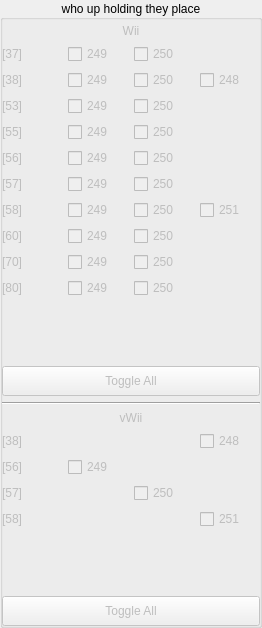
korbosoft/modmiiDownloader, file D2xCheckGrid.ui: the form before one commit.
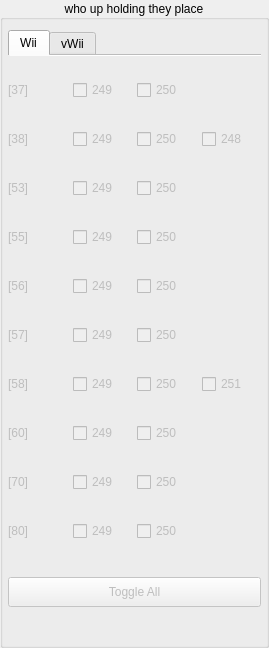
The form after the commit. Custom widgets are drawn as their Qt base class.

Commit message: rewrote ui to be more dependent on layouts, should fix scaling issues

Patch:
```diff
--- a/D2xCheckGrid.ui
+++ b/D2xCheckGrid.ui
@@ -7,8 +7,8 @@
    <rect>
     <x>0</x>
     <y>0</y>
-    <width>262</width>
-    <height>628</height>
+    <width>269</width>
+    <height>648</height>
    </rect>
   </property>
   <property name="title">
@@ -17,38 +17,69 @@
   <property name="alignment">
    <set>Qt::AlignmentFlag::AlignCenter</set>
   </property>
-  <widget class="QWidget" name="verticalLayoutWidget">
-   <property name="geometry">
-    <rect>
-     <x>0</x>
-     <y>0</y>
-     <width>262</width>
-     <height>628</height>
-    </rect>
+  <layout class="QGridLayout" name="gridLayout">
+   <property name="leftMargin">
+    <number>5</number>
    </property>
+   <property name="topMargin">
+    <number>10</number>
+   </property>
+   <property name="rightMargin">
+    <number>5</number>
+   </property>
+   <property name="bottomMargin">
+    <number>5</number>
+   </property>
+   <property name="spacing">
+    <number>5</number>
+   </property>
+   <item row="0" column="0">
    <layout class="QVBoxLayout" name="layout">
-    <property name="sizeConstraint">
-     <enum>QLayout::SizeConstraint::SetMaximumSize</enum>
+     <property name="spacing">
+      <number>0</number>
     </property>
     <property name="leftMargin">
-     <number>2</number>
+      <number>0</number>
     </property>
     <property name="topMargin">
-     <number>24</number>
+      <number>0</number>
     </property>
     <property name="rightMargin">
-     <number>2</number>
+      <number>0</number>
     </property>
     <property name="bottomMargin">
-     <number>2</number>
+      <number>0</number>
     </property>
     <item>
-     <layout class="QGridLayout" name="grid">
-      <property name="sizeConstraint">
-       <enum>QLayout::SizeConstraint::SetNoConstraint</enum>
-      </property>
-      <item row="17" column="2" colspan="2">
-       <widget class="QCheckBox" name="c250_57_d2x_vWii">
+      <widget class="CustomTabWidget" name="tabWidget">
+       <property name="currentIndex">
+        <number>0</number>
+       </property>
+       <property name="documentMode">
+        <bool>true</bool>
+       </property>
+       <widget class="QWidget" name="wii">
+        <attribute name="title">
+         <string>Wii</string>
+        </attribute>
+        <layout class="QGridLayout" name="wiiGrid">
+         <property name="leftMargin">
+          <number>0</number>
+         </property>
+         <property name="topMargin">
+          <number>0</number>
+         </property>
+         <property name="rightMargin">
+          <number>0</number>
+         </property>
+         <property name="bottomMargin">
+          <number>0</number>
+         </property>
+         <property name="spacing">
+          <number>5</number>
+         </property>
+         <item row="3" column="2" colspan="2">
+          <widget class="QCheckBox" name="c250_55_d2x">
         <property name="enabled">
          <bool>false</bool>
         </property>
@@ -57,23 +88,17 @@
         </property>
        </widget>
       </item>
-      <item row="20" column="0" colspan="4">
-       <widget class="QPushButton" name="vWiiToggle">
-        <property name="enabled">
-         <bool>false</bool>
-        </property>
-        <property name="minimumSize">
-         <size>
-          <width>0</width>
-          <height>30</height>
-         </size>
-        </property>
-        <property name="text">
-         <string>Toggle All</string>
-        </property>
-       </widget>
-      </item>
       <item row="6" column="0">
+          <widget class="QLabel" name="b58">
+           <property name="enabled">
+            <bool>false</bool>
+           </property>
+           <property name="text">
+            <string>[58]</string>
+           </property>
+          </widget>
+         </item>
+         <item row="5" column="0">
        <widget class="QLabel" name="b57">
         <property name="enabled">
          <bool>false</bool>
@@ -83,7 +108,62 @@
         </property>
        </widget>
       </item>
-      <item row="10" column="0">
+         <item row="0" column="1">
+          <widget class="QCheckBox" name="c249_37_d2x">
+           <property name="enabled">
+            <bool>false</bool>
+           </property>
+           <property name="text">
+            <string>249</string>
+           </property>
+          </widget>
+         </item>
+         <item row="3" column="1">
+          <widget class="QCheckBox" name="c249_55_d2x">
+           <property name="enabled">
+            <bool>false</bool>
+           </property>
+           <property name="text">
+            <string>249</string>
+           </property>
+          </widget>
+         </item>
+         <item row="4" column="1">
+          <widget class="QCheckBox" name="c249_56_d2x">
+           <property name="enabled">
+            <bool>false</bool>
+           </property>
+           <property name="toolTip">
+            <string>Recommended cIOS for slot 249, d2x base 56 or 57 work with the vast majority of games.</string>
+           </property>
+           <property name="text">
+            <string>249</string>
+           </property>
+          </widget>
+         </item>
+         <item row="11" column="0" colspan="4">
+          <widget class="QPushButton" name="wiiToggle">
+           <property name="enabled">
+            <bool>false</bool>
+           </property>
+           <property name="minimumSize">
+            <size>
+             <width>0</width>
+             <height>30</height>
+            </size>
+           </property>
+           <property name="maximumSize">
+            <size>
+             <width>16777215</width>
+             <height>30</height>
+            </size>
+           </property>
+           <property name="text">
+            <string>Toggle All</string>
+           </property>
+          </widget>
+         </item>
+         <item row="9" column="0">
        <widget class="QLabel" name="b80">
         <property name="enabled">
          <bool>false</bool>
@@ -93,28 +173,8 @@
         </property>
        </widget>
       </item>
-      <item row="1" column="1">
-       <widget class="QCheckBox" name="c249_37_d2x">
-        <property name="enabled">
-         <bool>false</bool>
-        </property>
-        <property name="text">
-         <string>249</string>
-        </property>
-       </widget>
-      </item>
-      <item row="1" column="0">
-       <widget class="QLabel" name="b37">
-        <property name="enabled">
-         <bool>false</bool>
-        </property>
-        <property name="text">
-         <string>[37]</string>
-        </property>
-       </widget>
-      </item>
       <item row="6" column="1">
-       <widget class="QCheckBox" name="c249_57_d2x">
+          <widget class="QCheckBox" name="c249_58_d2x">
         <property name="enabled">
          <bool>false</bool>
         </property>
@@ -123,17 +183,17 @@
         </property>
        </widget>
       </item>
+         <item row="7" column="0">
+          <widget class="QLabel" name="b60">
+           <property name="enabled">
+            <bool>false</bool>
+           </property>
+           <property name="text">
+            <string>[60]</string>
+           </property>
+          </widget>
+         </item>
       <item row="2" column="0">
-       <widget class="QLabel" name="b38">
-        <property name="enabled">
-         <bool>false</bool>
-        </property>
-        <property name="text">
-         <string>[38]</string>
-        </property>
-       </widget>
-      </item>
-      <item row="3" column="0">
        <widget class="QLabel" name="b53">
         <property name="enabled">
          <bool>false</bool>
@@ -143,8 +203,8 @@
         </property>
        </widget>
       </item>
-      <item row="2" column="3">
-       <widget class="QCheckBox" name="c248_38_d2x">
+         <item row="1" column="0">
+          <widget class="QLabel" name="b38">
         <property name="enabled">
          <bool>false</bool>
         </property>
@@ -152,22 +212,22 @@
          <string>Recommended cIOS for slot 248, mainly only used for Spongebob's Boating Bash or keyboard support for Animal Crossing City Folk.</string>
         </property>
         <property name="text">
-         <string>248</string>
+            <string>[38]</string>
         </property>
        </widget>
       </item>
-      <item row="18" column="3">
-       <widget class="QCheckBox" name="c251_58_d2x_vWii">
+         <item row="9" column="2" colspan="2">
+          <widget class="QCheckBox" name="c250_80_d2x">
         <property name="enabled">
          <bool>false</bool>
         </property>
         <property name="text">
-         <string>251</string>
+            <string>250</string>
         </property>
        </widget>
       </item>
       <item row="8" column="1">
-       <widget class="QCheckBox" name="c249_60_d2x">
+          <widget class="QCheckBox" name="c249_70_d2x">
         <property name="enabled">
          <bool>false</bool>
         </property>
@@ -176,40 +236,17 @@
         </property>
        </widget>
       </item>
-      <item row="4" column="1">
-       <widget class="QCheckBox" name="c249_55_d2x">
+         <item row="8" column="2" colspan="2">
+          <widget class="QCheckBox" name="c250_70_d2x">
         <property name="enabled">
          <bool>false</bool>
         </property>
         <property name="text">
-         <string>249</string>
-        </property>
-       </widget>
-      </item>
-      <item row="1" column="2" colspan="2">
-       <widget class="QCheckBox" name="c250_37_d2x">
-        <property name="enabled">
-         <bool>false</bool>
-        </property>
-        <property name="text">
          <string>250</string>
         </property>
        </widget>
       </item>
-      <item row="2" column="2">
-       <widget class="QCheckBox" name="c250_38_d2x">
-        <property name="enabled">
-         <bool>false</bool>
-        </property>
-        <property name="toolTip">
-         <string>♥Recommended cIOS for slot 248, mainly only used for Spongebob's Boating Bash or keyboard support for Animal Crossing City Folk</string>
-        </property>
-        <property name="text">
-         <string>250</string>
-        </property>
-       </widget>
-      </item>
-      <item row="10" column="1">
+         <item row="9" column="1">
        <widget class="QCheckBox" name="c249_80_d2x">
         <property name="enabled">
          <bool>false</bool>
@@ -219,8 +256,18 @@
         </property>
        </widget>
       </item>
-      <item row="10" column="2" colspan="2">
-       <widget class="QCheckBox" name="c250_80_d2x">
+         <item row="4" column="0">
+          <widget class="QLabel" name="b56">
+           <property name="enabled">
+            <bool>false</bool>
+           </property>
+           <property name="text">
+            <string>[56]</string>
+           </property>
+          </widget>
+         </item>
+         <item row="6" column="2">
+          <widget class="QCheckBox" name="c250_58_d2x">
         <property name="enabled">
          <bool>false</bool>
         </property>
@@ -229,34 +276,7 @@
         </property>
        </widget>
       </item>
-      <item row="13" column="0" colspan="4">
-       <widget class="Line" name="line">
-        <property name="orientation">
-         <enum>Qt::Orientation::Horizontal</enum>
-        </property>
-       </widget>
-      </item>
-      <item row="2" column="1">
-       <widget class="QCheckBox" name="c249_38_d2x">
-        <property name="enabled">
-         <bool>false</bool>
-        </property>
-        <property name="text">
-         <string>249</string>
-        </property>
-       </widget>
-      </item>
-      <item row="3" column="1">
-       <widget class="QCheckBox" name="c249_53_d2x">
-        <property name="enabled">
-         <bool>false</bool>
-        </property>
-        <property name="text">
-         <string>249</string>
-        </property>
-       </widget>
-      </item>
-      <item row="7" column="3">
+         <item row="6" column="3">
        <widget class="QCheckBox" name="c251_58_d2x">
         <property name="enabled">
          <bool>false</bool>
@@ -269,17 +289,97 @@
         </property>
        </widget>
       </item>
-      <item row="16" column="0">
-       <widget class="QLabel" name="bv56">
+         <item row="8" column="0">
+          <widget class="QLabel" name="b70">
         <property name="enabled">
          <bool>false</bool>
         </property>
         <property name="text">
-         <string>[56]</string>
+            <string>[70]</string>
         </property>
        </widget>
       </item>
-      <item row="6" column="2" colspan="2">
+         <item row="1" column="1">
+          <widget class="QCheckBox" name="c249_38_d2x">
+           <property name="enabled">
+            <bool>false</bool>
+           </property>
+           <property name="text">
+            <string>249</string>
+           </property>
+          </widget>
+         </item>
+         <item row="0" column="2" colspan="2">
+          <widget class="QCheckBox" name="c250_37_d2x">
+           <property name="enabled">
+            <bool>false</bool>
+           </property>
+           <property name="text">
+            <string>250</string>
+           </property>
+          </widget>
+         </item>
+         <item row="5" column="1">
+          <widget class="QCheckBox" name="c249_57_d2x">
+           <property name="enabled">
+            <bool>false</bool>
+           </property>
+           <property name="text">
+            <string>249</string>
+           </property>
+          </widget>
+         </item>
+         <item row="1" column="3">
+          <widget class="QCheckBox" name="c248_38_d2x">
+           <property name="enabled">
+            <bool>false</bool>
+           </property>
+           <property name="toolTip">
+            <string>Recommended cIOS for slot 248, mainly only used for Spongebob's Boating Bash or keyboard support for Animal Crossing City Folk.</string>
+           </property>
+           <property name="text">
+            <string>248</string>
+           </property>
+          </widget>
+         </item>
+         <item row="2" column="1">
+          <widget class="QCheckBox" name="c249_53_d2x">
+           <property name="enabled">
+            <bool>false</bool>
+           </property>
+           <property name="text">
+            <string>249</string>
+           </property>
+          </widget>
+         </item>
+         <item row="10" column="0" colspan="4">
+          <spacer name="spacer2">
+           <property name="orientation">
+            <enum>Qt::Orientation::Vertical</enum>
+           </property>
+          </spacer>
+         </item>
+         <item row="3" column="0">
+          <widget class="QLabel" name="b55">
+           <property name="enabled">
+            <bool>false</bool>
+           </property>
+           <property name="text">
+            <string>[55]</string>
+           </property>
+          </widget>
+         </item>
+         <item row="2" column="2" colspan="2">
+          <widget class="QCheckBox" name="c250_53_d2x">
+           <property name="enabled">
+            <bool>false</bool>
+           </property>
+           <property name="text">
+            <string>250</string>
+           </property>
+          </widget>
+         </item>
+         <item row="5" column="2" colspan="2">
        <widget class="QCheckBox" name="c250_57_d2x">
         <property name="enabled">
          <bool>false</bool>
@@ -292,8 +392,48 @@
         </property>
        </widget>
       </item>
-      <item row="14" column="0" colspan="4">
-       <widget class="QLabel" name="vWiiLabel">
+         <item row="4" column="2" colspan="2">
+          <widget class="QCheckBox" name="c250_56_d2x">
+           <property name="enabled">
+            <bool>false</bool>
+           </property>
+           <property name="text">
+            <string>250</string>
+           </property>
+          </widget>
+         </item>
+         <item row="7" column="1">
+          <widget class="QCheckBox" name="c249_60_d2x">
+           <property name="enabled">
+            <bool>false</bool>
+           </property>
+           <property name="text">
+            <string>249</string>
+           </property>
+          </widget>
+         </item>
+         <item row="0" column="0">
+          <widget class="QLabel" name="b37">
+           <property name="enabled">
+            <bool>false</bool>
+           </property>
+           <property name="text">
+            <string>[37]</string>
+           </property>
+          </widget>
+         </item>
+         <item row="7" column="2" colspan="2">
+          <widget class="QCheckBox" name="c250_60_d2x">
+           <property name="enabled">
+            <bool>false</bool>
+           </property>
+           <property name="text">
+            <string>250</string>
+           </property>
+          </widget>
+         </item>
+         <item row="1" column="2">
+          <widget class="QCheckBox" name="c250_38_d2x">
         <property name="enabled">
          <bool>false</bool>
         </property>
@@ -301,24 +441,36 @@
          <string>Recommended cIOSs for vWii ONLY</string>
         </property>
         <property name="text">
+            <string>250</string>
+           </property>
+          </widget>
+         </item>
+        </layout>
+       </widget>
+       <widget class="QWidget" name="vWii">
+        <attribute name="title">
          <string>vWii</string>
-        </property>
-        <property name="alignment">
-         <set>Qt::AlignmentFlag::AlignCenter</set>
-        </property>
-       </widget>
-      </item>
-      <item row="7" column="0">
-       <widget class="QLabel" name="b58">
-        <property name="enabled">
-         <bool>false</bool>
-        </property>
-        <property name="text">
-         <string>[58]</string>
-        </property>
-       </widget>
-      </item>
-      <item row="15" column="3">
+        </attribute>
+        <layout class="QGridLayout" name="vWiiGrid">
+         <property name="sizeConstraint">
+          <enum>QLayout::SizeConstraint::SetNoConstraint</enum>
+         </property>
+         <property name="leftMargin">
+          <number>0</number>
+         </property>
+         <property name="topMargin">
+          <number>0</number>
+         </property>
+         <property name="rightMargin">
+          <number>0</number>
+         </property>
+         <property name="bottomMargin">
+          <number>0</number>
+         </property>
+         <property name="spacing">
+          <number>5</number>
+         </property>
+         <item row="0" column="3">
        <widget class="QCheckBox" name="c248_38_d2x_vWii">
         <property name="enabled">
          <bool>false</bool>
@@ -328,67 +480,8 @@
         </property>
        </widget>
       </item>
-      <item row="4" column="0">
-       <widget class="QLabel" name="b55">
-        <property name="enabled">
-         <bool>false</bool>
-        </property>
-        <property name="text">
-         <string>[55]</string>
-        </property>
-       </widget>
-      </item>
-      <item row="3" column="2" colspan="2">
-       <widget class="QCheckBox" name="c250_53_d2x">
-        <property name="enabled">
-         <bool>false</bool>
-        </property>
-        <property name="text">
-         <string>250</string>
-        </property>
-       </widget>
-      </item>
-      <item row="15" column="0">
-       <widget class="QLabel" name="bv38">
-        <property name="enabled">
-         <bool>false</bool>
-        </property>
-        <property name="text">
-         <string>[38]</string>
-        </property>
-       </widget>
-      </item>
-      <item row="0" column="0" colspan="4">
-       <widget class="QLabel" name="wiiLabel">
-        <property name="enabled">
-         <bool>false</bool>
-        </property>
-        <property name="toolTip">
-         <string>Recommended cIOSs for vWii ONLY</string>
-        </property>
-        <property name="text">
-         <string>Wii</string>
-        </property>
-        <property name="alignment">
-         <set>Qt::AlignmentFlag::AlignCenter</set>
-        </property>
-       </widget>
-      </item>
-      <item row="11" column="0" colspan="4">
-       <spacer name="verticalSpacer">
-        <property name="orientation">
-         <enum>Qt::Orientation::Vertical</enum>
-        </property>
-        <property name="sizeHint" stdset="0">
-         <size>
-          <width>20</width>
-          <height>40</height>
-         </size>
-        </property>
-       </spacer>
-      </item>
-      <item row="19" column="0" colspan="4">
-       <spacer name="spacer">
+         <item row="5" column="0" colspan="4">
+          <spacer name="vWiispacer">
         <property name="orientation">
          <enum>Qt::Orientation::Vertical</enum>
         </property>
@@ -403,48 +496,40 @@
         </property>
        </spacer>
       </item>
-      <item row="9" column="0">
-       <widget class="QLabel" name="b70">
+         <item row="4" column="3">
+          <widget class="QCheckBox" name="c251_58_d2x_vWii">
         <property name="enabled">
          <bool>false</bool>
         </property>
         <property name="text">
-         <string>[70]</string>
+            <string>251</string>
         </property>
        </widget>
       </item>
-      <item row="4" column="2" colspan="2">
-       <widget class="QCheckBox" name="c250_55_d2x">
+         <item row="6" column="0" colspan="4">
+          <widget class="QPushButton" name="vWiiToggle">
         <property name="enabled">
          <bool>false</bool>
         </property>
-        <property name="text">
-         <string>250</string>
-        </property>
-       </widget>
-      </item>
-      <item row="7" column="1">
-       <widget class="QCheckBox" name="c249_58_d2x">
-        <property name="enabled">
-         <bool>false</bool>
+           <property name="minimumSize">
+            <size>
+             <width>0</width>
+             <height>30</height>
+            </size>
+           </property>
+           <property name="maximumSize">
+            <size>
+             <width>16777215</width>
+             <height>30</height>
+            </size>
         </property>
         <property name="text">
-         <string>249</string>
+            <string>Toggle All</string>
         </property>
        </widget>
       </item>
-      <item row="17" column="0">
-       <widget class="QLabel" name="bv57">
-        <property name="enabled">
-         <bool>false</bool>
-        </property>
-        <property name="text">
-         <string>[57]</string>
-        </property>
-       </widget>
-      </item>
-      <item row="5" column="0">
-       <widget class="QLabel" name="b56">
+         <item row="2" column="0">
+          <widget class="QLabel" name="bv56">
         <property name="enabled">
          <bool>false</bool>
         </property>
@@ -453,47 +538,7 @@
         </property>
        </widget>
       </item>
-      <item row="9" column="1">
-       <widget class="QCheckBox" name="c249_70_d2x">
-        <property name="enabled">
-         <bool>false</bool>
-        </property>
-        <property name="text">
-         <string>249</string>
-        </property>
-       </widget>
-      </item>
-      <item row="5" column="2" colspan="2">
-       <widget class="QCheckBox" name="c250_56_d2x">
-        <property name="enabled">
-         <bool>false</bool>
-        </property>
-        <property name="text">
-         <string>250</string>
-        </property>
-       </widget>
-      </item>
-      <item row="9" column="2" colspan="2">
-       <widget class="QCheckBox" name="c250_70_d2x">
-        <property name="enabled">
-         <bool>false</bool>
-        </property>
-        <property name="text">
-         <string>250</string>
-        </property>
-       </widget>
-      </item>
-      <item row="8" column="2" colspan="2">
-       <widget class="QCheckBox" name="c250_60_d2x">
-        <property name="enabled">
-         <bool>false</bool>
-        </property>
-        <property name="text">
-         <string>250</string>
-        </property>
-       </widget>
-      </item>
-      <item row="16" column="1" colspan="3">
+         <item row="2" column="1" colspan="3">
        <widget class="QCheckBox" name="c249_56_d2x_vWii">
         <property name="enabled">
          <bool>false</bool>
@@ -503,7 +548,37 @@
         </property>
        </widget>
       </item>
-      <item row="18" column="0">
+         <item row="3" column="2" colspan="2">
+          <widget class="QCheckBox" name="c250_57_d2x_vWii">
+           <property name="enabled">
+            <bool>false</bool>
+           </property>
+           <property name="text">
+            <string>250</string>
+           </property>
+          </widget>
+         </item>
+         <item row="0" column="0" colspan="3">
+          <widget class="QLabel" name="bv38">
+           <property name="enabled">
+            <bool>false</bool>
+           </property>
+           <property name="text">
+            <string>[38]</string>
+           </property>
+          </widget>
+         </item>
+         <item row="3" column="0" colspan="2">
+          <widget class="QLabel" name="bv57">
+           <property name="enabled">
+            <bool>false</bool>
+           </property>
+           <property name="text">
+            <string>[57]</string>
+           </property>
+          </widget>
+         </item>
+         <item row="4" column="0" colspan="3">
        <widget class="QLabel" name="bv58">
         <property name="enabled">
          <bool>false</bool>
@@ -513,60 +588,22 @@
         </property>
        </widget>
       </item>
-      <item row="7" column="2">
-       <widget class="QCheckBox" name="c250_58_d2x">
-        <property name="enabled">
-         <bool>false</bool>
-        </property>
-        <property name="text">
-         <string>250</string>
-        </property>
+        </layout>
        </widget>
-      </item>
-      <item row="8" column="0">
-       <widget class="QLabel" name="b60">
-        <property name="enabled">
-         <bool>false</bool>
-        </property>
-        <property name="text">
-         <string>[60]</string>
-        </property>
-       </widget>
-      </item>
-      <item row="5" column="1">
-       <widget class="QCheckBox" name="c249_56_d2x">
-        <property name="enabled">
-         <bool>false</bool>
-        </property>
-        <property name="toolTip">
-         <string>Recommended cIOS for slot 249, d2x base 56 or 57 work with the vast majority of games.</string>
-        </property>
-        <property name="text">
-         <string>249</string>
-        </property>
-       </widget>
-      </item>
-      <item row="12" column="0" colspan="4">
-       <widget class="QPushButton" name="wiiToggle">
-        <property name="enabled">
-         <bool>false</bool>
-        </property>
-        <property name="minimumSize">
-         <size>
-          <width>0</width>
-          <height>30</height>
-         </size>
-        </property>
-        <property name="text">
-         <string>Toggle All</string>
-        </property>
-       </widget>
-      </item>
+      </widget>
+     </item>
      </layout>
     </item>
    </layout>
   </widget>
- </widget>
+ <customwidgets>
+  <customwidget>
+   <class>CustomTabWidget</class>
+   <extends>QTabWidget</extends>
+   <header>miscWidgets</header>
+   <container>1</container>
+  </customwidget>
+ </customwidgets>
  <tabstops>
   <tabstop>c249_37_d2x</tabstop>
   <tabstop>c250_37_d2x</tabstop>
```
Left out of the diff: 10 changed lines with no effect on the pictures. Lines whose indentation alone changed are shown as unchanged. The commit also changes 5 other files.
